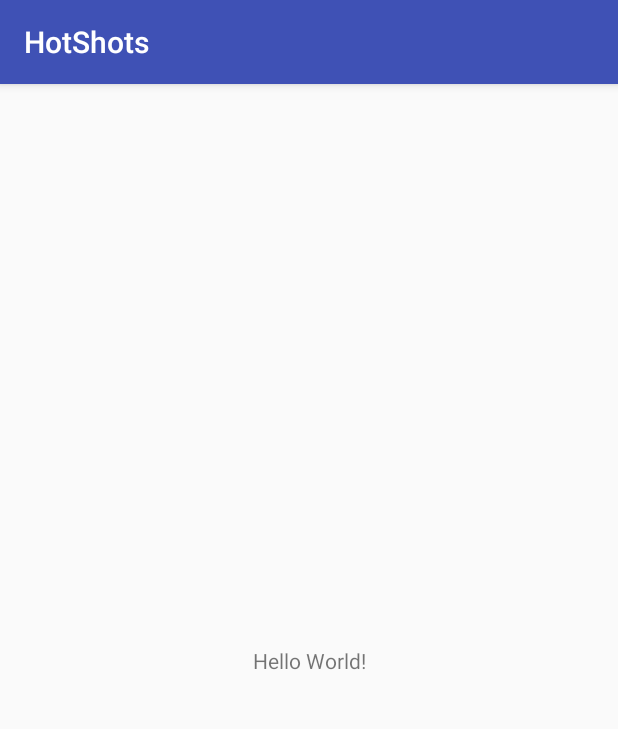
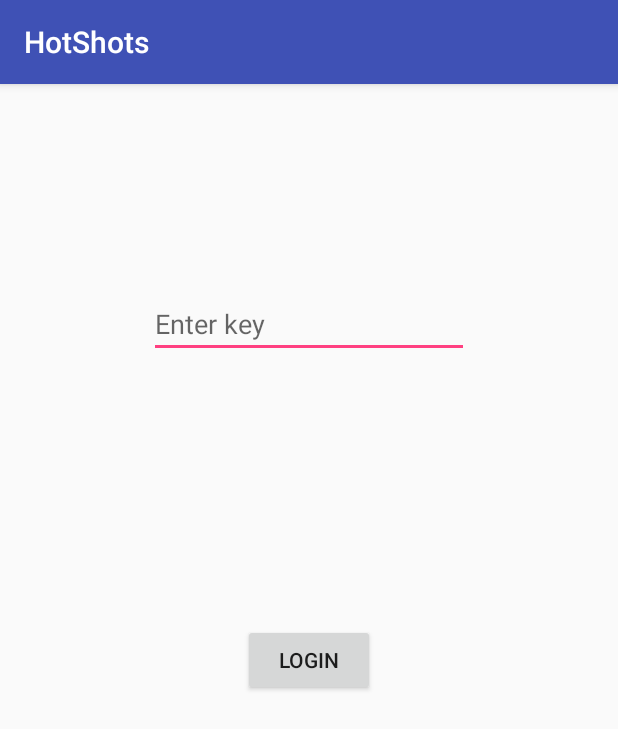
Before and after one commit to ronaksakhuja/HotShots, an Android app: the screen it shows after launch (MainActivity), on a phone screen of 412 x 824 dp. Shown: the top 729 px of the screen. Run offline under Robolectric (Android 15) with nearby library versions, the phone set to English and light mode, and no system bars.

```diff
--- a/app/build.gradle
+++ b/app/build.gradle
@@ -26,5 +26,6 @@ dependencies {
     })
     compile 'com.android.support:appcompat-v7:25.1.1'
     compile 'com.android.support.constraint:constraint-layout:1.0.1'
+    compile 'com.android.support:design:25.1.1'
     testCompile 'junit:junit:4.12'
 }
--- a/app/src/main/AndroidManifest.xml
+++ b/app/src/main/AndroidManifest.xml
@@ -16,6 +16,10 @@
                 <category android:name="android.intent.category.LAUNCHER" />
             </intent-filter>
         </activity>
+        <activity
+            android:name=".Activities.HomeActivity"
+            android:label="@string/title_activity_home"
+            android:theme="@style/AppTheme.NoActionBar"></activity>
     </application>
 
 </manifest>
--- a/app/src/main/java/com/sodevan/hotshots/MainActivity.java
+++ b/app/src/main/java/com/sodevan/hotshots/MainActivity.java
@@ -1,14 +1,29 @@
 package com.sodevan.hotshots;
 
+import android.content.Intent;
+import android.os.Bundle;
 import android.support.v7.app.AppCompatActivity;
-import android.os.Bundle;
+import android.view.View;
+import android.widget.Button;
+
+import com.sodevan.hotshots.Activities.HomeActivity;
 
 public class MainActivity extends AppCompatActivity {
-
+    Button bt;
     @Override
     protected void onCreate(Bundle savedInstanceState) {
         super.onCreate(savedInstanceState);
         setContentView(R.layout.activity_main);
+        bt= (Button) findViewById(R.id.loginbutton);
+        bt.setOnClickListener(new View.OnClickListener() {
+            @Override
+            public void onClick(View view) {
+                Intent i=new Intent(MainActivity.this,HomeActivity.class);
+                startActivity(i);
+            }
+        });
+
+
 
 
     }
--- a/app/src/main/res/layout/activity_main.xml
+++ b/app/src/main/res/layout/activity_main.xml
@@ -1,18 +1,27 @@
 <?xml version="1.0" encoding="utf-8"?>
-<android.support.constraint.ConstraintLayout xmlns:android="http://schemas.android.com/apk/res/android"
+<RelativeLayout xmlns:android="http://schemas.android.com/apk/res/android"
     xmlns:app="http://schemas.android.com/apk/res-auto"
     xmlns:tools="http://schemas.android.com/tools"
     android:layout_width="match_parent"
     android:layout_height="match_parent"
     tools:context="com.sodevan.hotshots.MainActivity">
 
-    <TextView
+    <EditText
+        android:id="@+id/editText"
         android:layout_width="wrap_content"
         android:layout_height="wrap_content"
-        android:text="Hello World!"
-        app:layout_constraintBottom_toBottomOf="parent"
-        app:layout_constraintLeft_toLeftOf="parent"
-        app:layout_constraintRight_toRightOf="parent"
-        app:layout_constraintTop_toTopOf="parent" />
+        android:layout_alignParentTop="true"
+        android:layout_centerHorizontal="true"
+        android:layout_marginTop="137dp"
+        android:ems="10"
+        android:hint="Enter key"
+        android:inputType="textPassword" />
 
-</android.support.constraint.ConstraintLayout>
+    <Button
+        android:id="@+id/loginbutton"
+        android:layout_width="wrap_content"
+        android:layout_height="wrap_content"
+        android:layout_centerHorizontal="true"
+        android:layout_centerVertical="true"
+        android:text="Login" />
+</RelativeLayout>
--- a/app/src/main/res/values/strings.xml
+++ b/app/src/main/res/values/strings.xml
@@ -1,3 +1,6 @@
 <resources>
     <string name="app_name">HotShots</string>
+    <string name="title_activity_home">HomeActivity</string>
+    <string name="people_title">People</string>
+    <string name="screenshot_title">Upload Screenshot</string>
 </resources>
--- a/app/src/main/res/values/styles.xml
+++ b/app/src/main/res/values/styles.xml
@@ -8,4 +8,13 @@
         <item name="colorAccent">@color/colorAccent</item>
     </style>
 
+    <style name="AppTheme.NoActionBar">
+        <item name="windowActionBar">false</item>
+        <item name="windowNoTitle">true</item>
+    </style>
+
+    <style name="AppTheme.AppBarOverlay" parent="ThemeOverlay.AppCompat.Dark.ActionBar" />
+
+    <style name="AppTheme.PopupOverlay" parent="ThemeOverlay.AppCompat.Light" />
+
 </resources>
```
